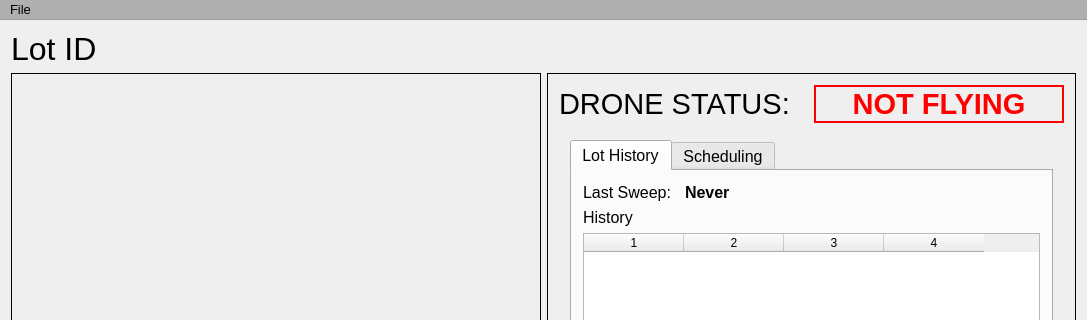
Nomen-Naught/DronePark1, file DronePark1/DronePark1/dronepark1.ui: the form before one commit; both pictures show x 0 to 1087 and y 0 to 320 of the 1087 by 700 pixel window.
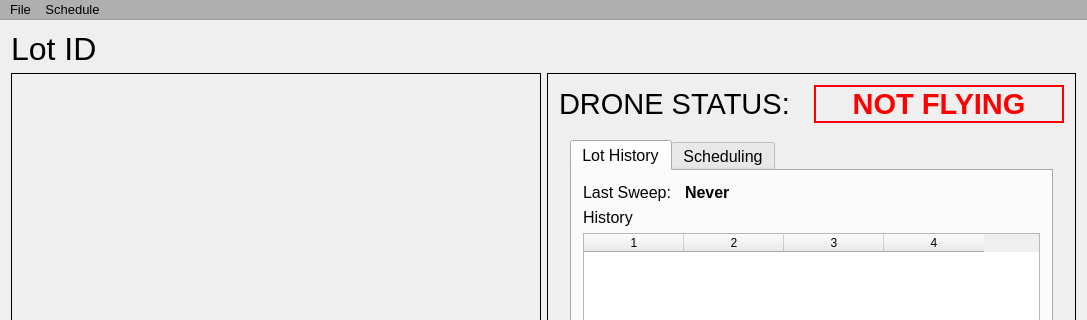
The form after the commit. Icons and pictures are not drawn. Custom widgets are drawn as their Qt base class.

What changed in the file:
```diff
--- a/DronePark1/DronePark1/dronepark1.ui
+++ b/DronePark1/DronePark1/dronepark1.ui
@@ -2007,7 +2007,13 @@
      <string>File</string>
     </property>
    </widget>
+   <widget class="QMenu" name="menuSchedule">
+    <property name="title">
+     <string>Schedule</string>
+    </property>
+   </widget>
    <addaction name="menuFile"/>
+   <addaction name="menuSchedule"/>
   </widget>
   <action name="actionParkingSpot">
    <property name="checkable">
```
